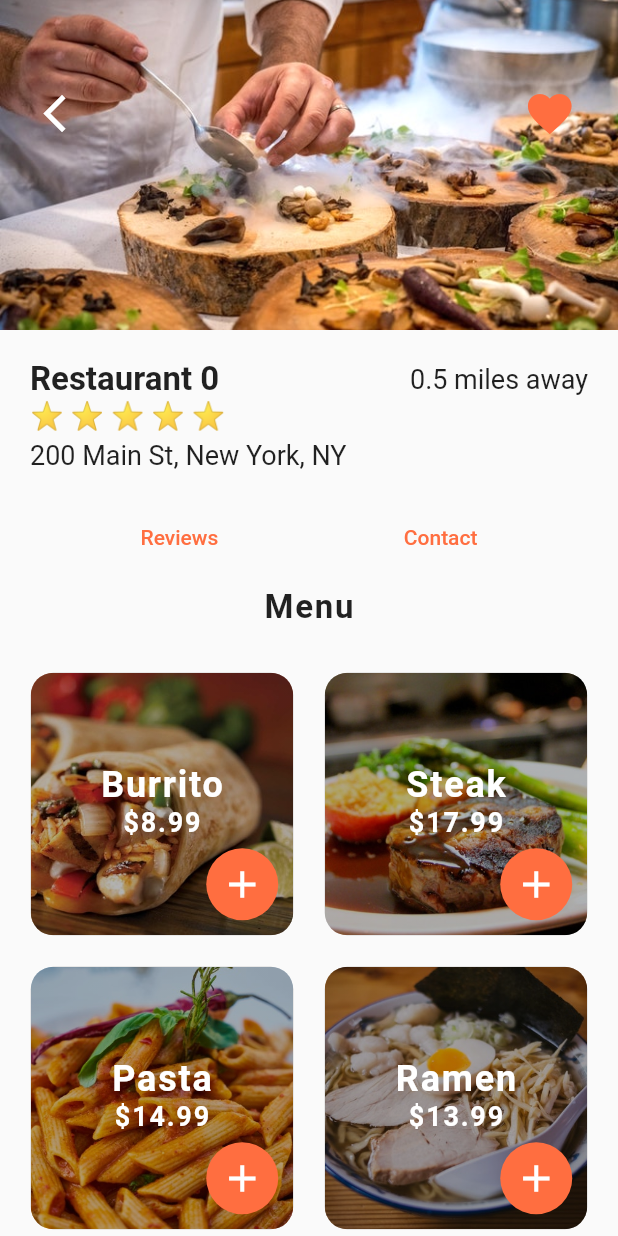
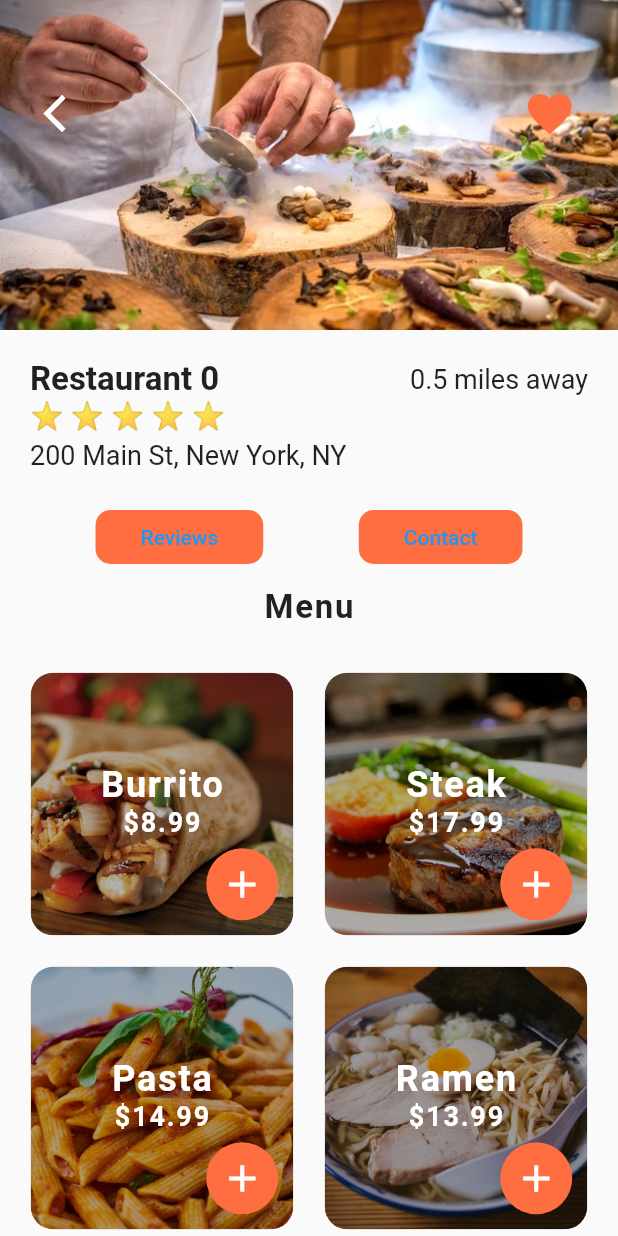
Before and after one commit to alexandrecyano/Food-Delivery-App-UI, a Flutter app: the screen it shows after launch, after a tap on "Restaurant 0", on a phone screen of 412 x 824 dp. Run offline on Flutter 3.47's test engine with Material 2 defaults, Android fonts, the phone set to English and light mode, and no system bars.

Commit message:
Changed button style

```diff
--- a/lib/screens/restaurant_screen.dart
+++ b/lib/screens/restaurant_screen.dart
@@ -166,7 +166,7 @@ class _RestaurantScreenState extends State<RestaurantScreen> {
               TextButton(
                 style: TextButton.styleFrom(
                   padding: EdgeInsets.symmetric(horizontal: 30.0),
-                  primary: Theme.of(context).primaryColor,
+                  backgroundColor: Theme.of(context).primaryColor,
                   shape: RoundedRectangleBorder(
                     borderRadius: BorderRadius.circular(10.0),
                   ),
@@ -177,7 +177,7 @@ class _RestaurantScreenState extends State<RestaurantScreen> {
               TextButton(
                 style: TextButton.styleFrom(
                   padding: EdgeInsets.symmetric(horizontal: 30.0),
-                  primary: Theme.of(context).primaryColor,
+                  backgroundColor: Theme.of(context).primaryColor,
                   shape: RoundedRectangleBorder(
                     borderRadius: BorderRadius.circular(10.0),
                   ),
```
